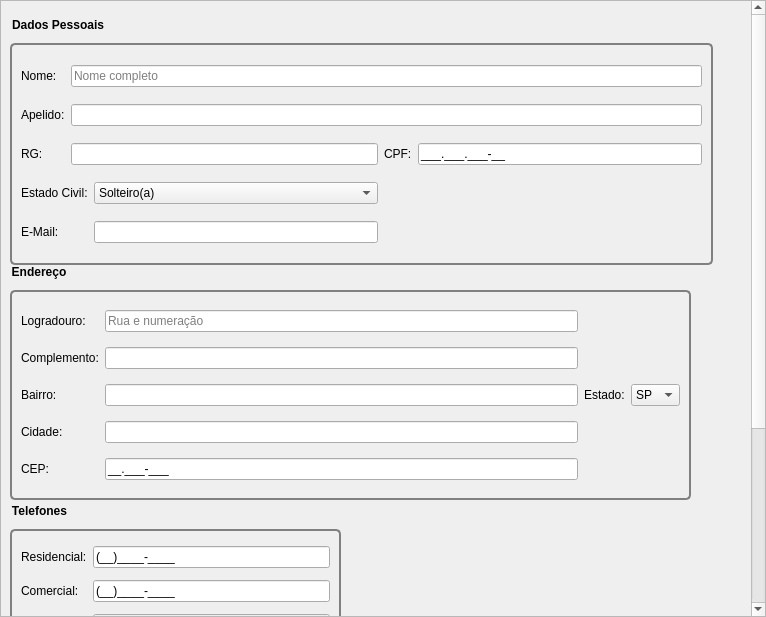
Qt form src/lib/ui/form_associate.ui (raulvc/seareiros) before a commit.
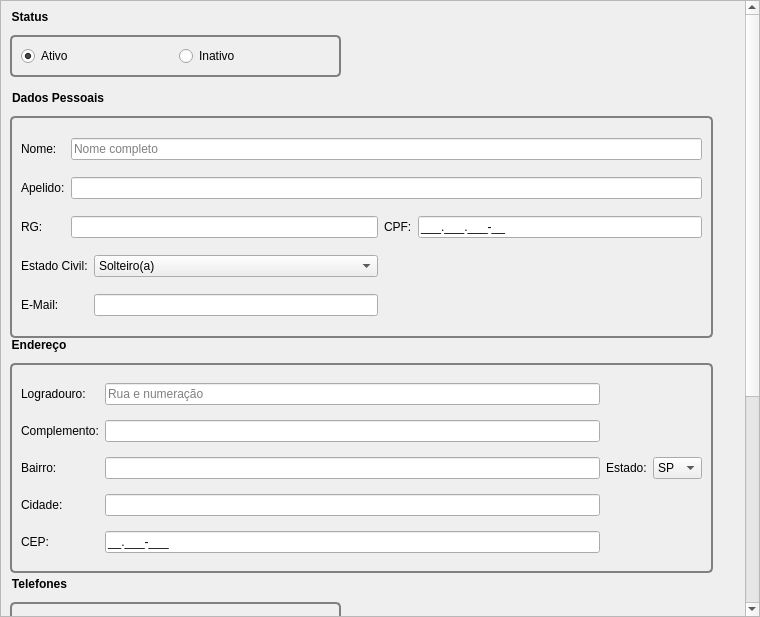
The same form after that commit. Icons and pictures are not drawn.

Commit message: - added an 'active' field for associates - added book categorizing (for selling, rent or inactive)

```diff
--- a/src/lib/ui/form_associate.ui
+++ b/src/lib/ui/form_associate.ui
@@ -6,7 +6,7 @@
    <rect>
     <x>0</x>
     <y>0</y>
-    <width>766</width>
+    <width>760</width>
     <height>617</height>
    </rect>
   </property>
@@ -20,12 +20,78 @@
    <property name="geometry">
     <rect>
      <x>0</x>
-     <y>-271</y>
-     <width>751</width>
-     <height>886</height>
+     <y>-353</y>
+     <width>745</width>
+     <height>968</height>
     </rect>
    </property>
    <layout class="QVBoxLayout" name="contentsLayout">
+    <item>
+     <widget class="QGroupBox" name="groupBox_5">
+      <property name="maximumSize">
+       <size>
+        <width>331</width>
+        <height>16777215</height>
+       </size>
+      </property>
+      <property name="toolTip">
+       <string>Status</string>
+      </property>
+      <property name="styleSheet">
+       <string notr="true"> QGroupBox {
+	 font-weight: bold;
+     border: 2px solid gray;
+     border-radius: 5px;
+     margin-top: 25px;
+ }
+
+ QGroupBox::title {
+	 background-color: transparent;
+     subcontrol-origin: margin;
+	 subcontrol-position: top left;
+ }</string>
+      </property>
+      <property name="title">
+       <string>Status</string>
+      </property>
+      <property name="alignment">
+       <set>Qt::AlignLeading|Qt::AlignLeft|Qt::AlignTop</set>
+      </property>
+      <layout class="QGridLayout" name="gridLayout_5">
+       <item row="0" column="0">
+        <widget class="QRadioButton" name="rdActive">
+         <property name="text">
+          <string>Ativo</string>
+         </property>
+         <property name="icon">
+          <iconset resource="../../../res/icons.qrc">
+           <normaloff>:/icons/conn_succeeded.png</normaloff>:/icons/conn_succeeded.png</iconset>
+         </property>
+         <property name="checked">
+          <bool>true</bool>
+         </property>
+         <attribute name="buttonGroup">
+          <string notr="true">radioStatus</string>
+         </attribute>
+        </widget>
+       </item>
+       <item row="0" column="1">
+        <widget class="QRadioButton" name="rdInactive">
+         <property name="text">
+          <string>Inativo</string>
+         </property>
+         <property name="icon">
+          <iconset resource="../../../res/icons.qrc">
+           <normaloff>:/icons/conn_failed.png</normaloff>:/icons/conn_failed.png</iconset>
+         </property>
+         <attribute name="buttonGroup">
+          <string notr="true">radioStatus</string>
+         </attribute>
+        </widget>
+       </item>
+      </layout>
+     </widget>
+    </item>
     <item>
      <widget class="QGroupBox" name="groupBox">
       <property name="sizePolicy">
@@ -211,7 +277,7 @@
       </property>
       <property name="maximumSize">
        <size>
-        <width>681</width>
+        <width>703</width>
         <height>231</height>
        </size>
       </property>
```
Left out of the diff: 89 changed lines with no effect on the pictures. The commit also changes 25 other files.
